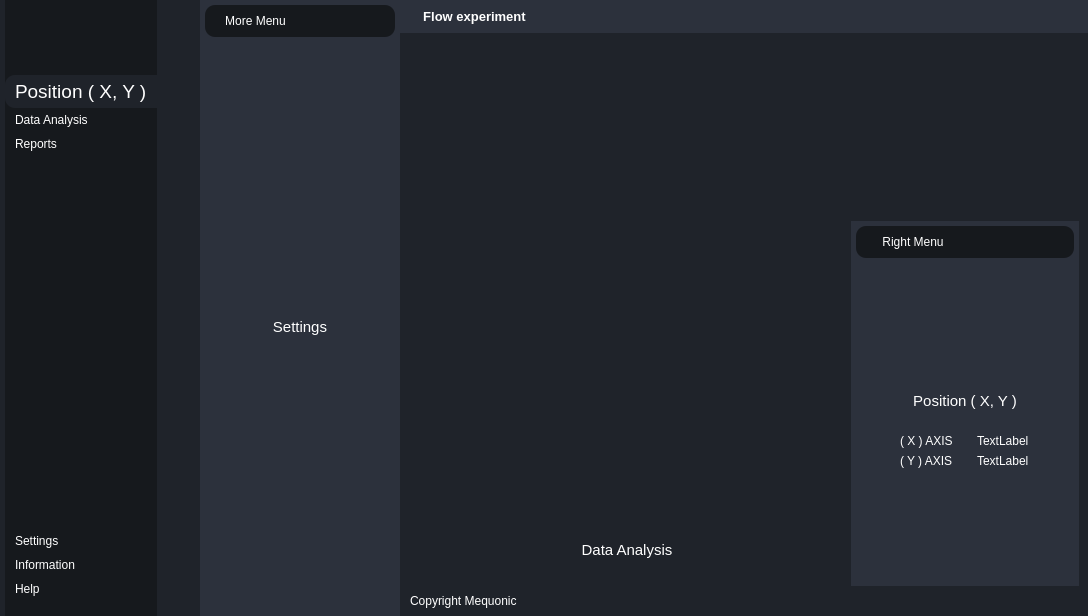
Old version of the form interface.ui in the repository estebandsilva/PyQT.
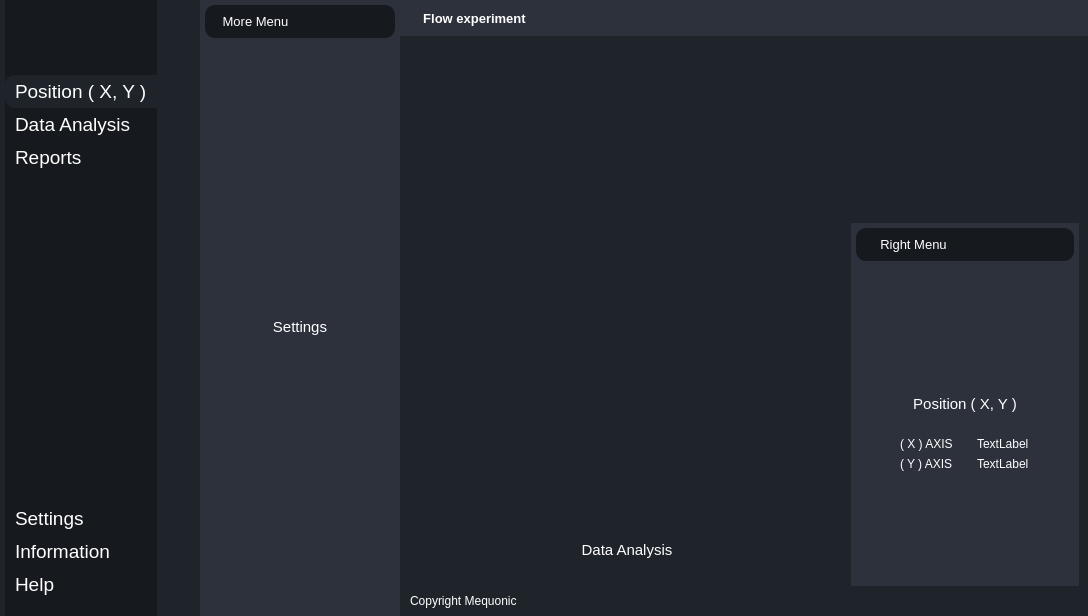
New version of the form. Icons and pictures are not drawn. Custom widgets are drawn as their Qt base class.

Commit message: Ready.Movimiento/Posiciones/GrafTemp.+ INDEXADO

What changed in the file:
```diff
--- a/interface.ui
+++ b/interface.ui
@@ -235,6 +235,11 @@
              </item>
              <item>
               <widget class="QPushButton" name="dataBtn">
+               <property name="font">
+                <font>
+                 <pointsize>14</pointsize>
+                </font>
+               </property>
                <property name="toolTip">
                 <string>Data Analysis</string>
                </property>
@@ -255,6 +260,11 @@
              </item>
              <item>
               <widget class="QPushButton" name="reportBtn">
+               <property name="font">
+                <font>
+                 <pointsize>14</pointsize>
+                </font>
+               </property>
                <property name="toolTip">
                 <string>Reports</string>
                </property>
@@ -315,6 +325,11 @@
              </property>
              <item>
               <widget class="QPushButton" name="settingsBtn">
+               <property name="font">
+                <font>
+                 <pointsize>14</pointsize>
+                </font>
+               </property>
                <property name="toolTip">
                 <string>Go to settings</string>
                </property>
@@ -335,6 +350,11 @@
              </item>
              <item>
               <widget class="QPushButton" name="infoBtn">
+               <property name="font">
+                <font>
+                 <pointsize>14</pointsize>
+                </font>
+               </property>
                <property name="toolTip">
                 <string>Information about the app</string>
                </property>
@@ -355,6 +375,11 @@
              </item>
              <item>
               <widget class="QPushButton" name="helpBtn">
+               <property name="font">
+                <font>
+                 <pointsize>14</pointsize>
+                </font>
+               </property>
                <property name="toolTip">
                 <string>Get more help</string>
                </property>
@@ -441,6 +466,11 @@
             <layout class="QHBoxLayout" name="horizontalLayout_3">
              <item>
               <widget class="QLabel" name="label">
+               <property name="font">
+                <font>
+                 <pointsize>10</pointsize>
+                </font>
+               </property>
                <property name="text">
                 <string>More Menu</string>
                </property>
@@ -712,19 +742,19 @@
             </property>
             <layout class="QHBoxLayout" name="horizontalLayout_5">
              <property name="spacing">
-              <number>0</number>
+              <number>10</number>
              </property>
              <property name="leftMargin">
-              <number>0</number>
+              <number>2</number>
              </property>
              <property name="topMargin">
-              <number>0</number>
+              <number>2</number>
              </property>
              <property name="rightMargin">
-              <number>0</number>
+              <number>2</number>
              </property>
              <property name="bottomMargin">
-              <number>0</number>
+              <number>2</number>
              </property>
              <item>
               <widget class="QPushButton" name="minimizeBtn">
@@ -1021,6 +1051,11 @@
                   <layout class="QHBoxLayout" name="horizontalLayout_9">
                    <item alignment="Qt::AlignHCenter">
                     <widget class="QLabel" name="label_7">
+                     <property name="font">
+                      <font>
+                       <pointsize>10</pointsize>
+                      </font>
+                     </property>
                      <property name="text">
                       <string>Right Menu</string>
                      </property>
```
The commit also changes 2 other files.
